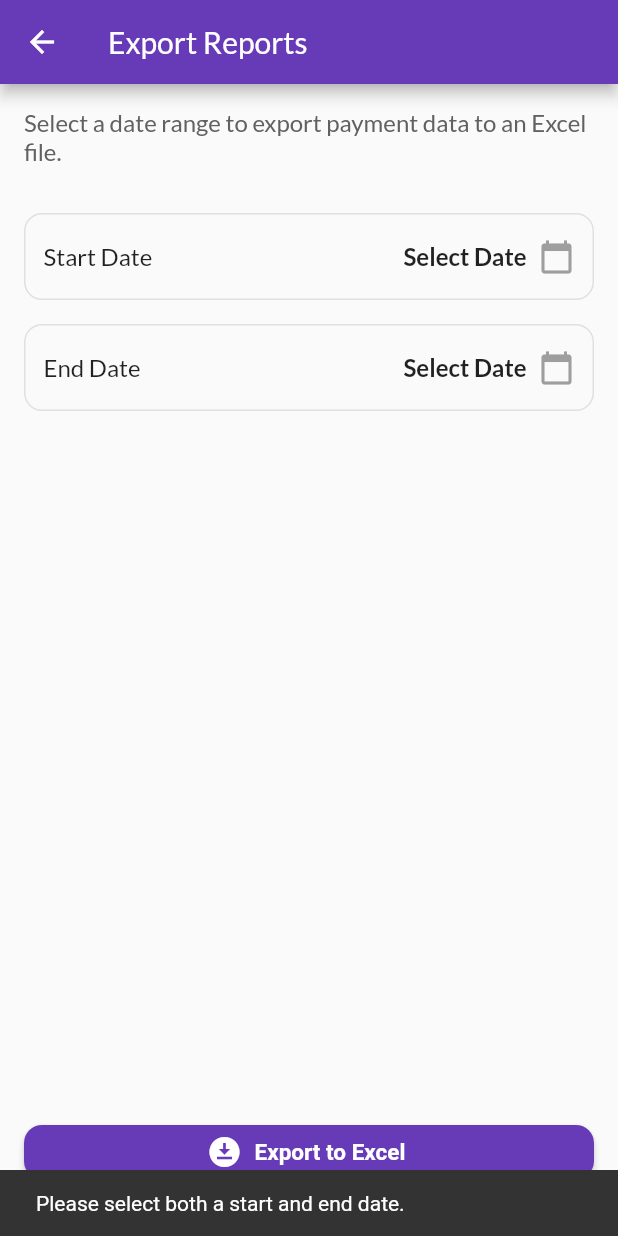
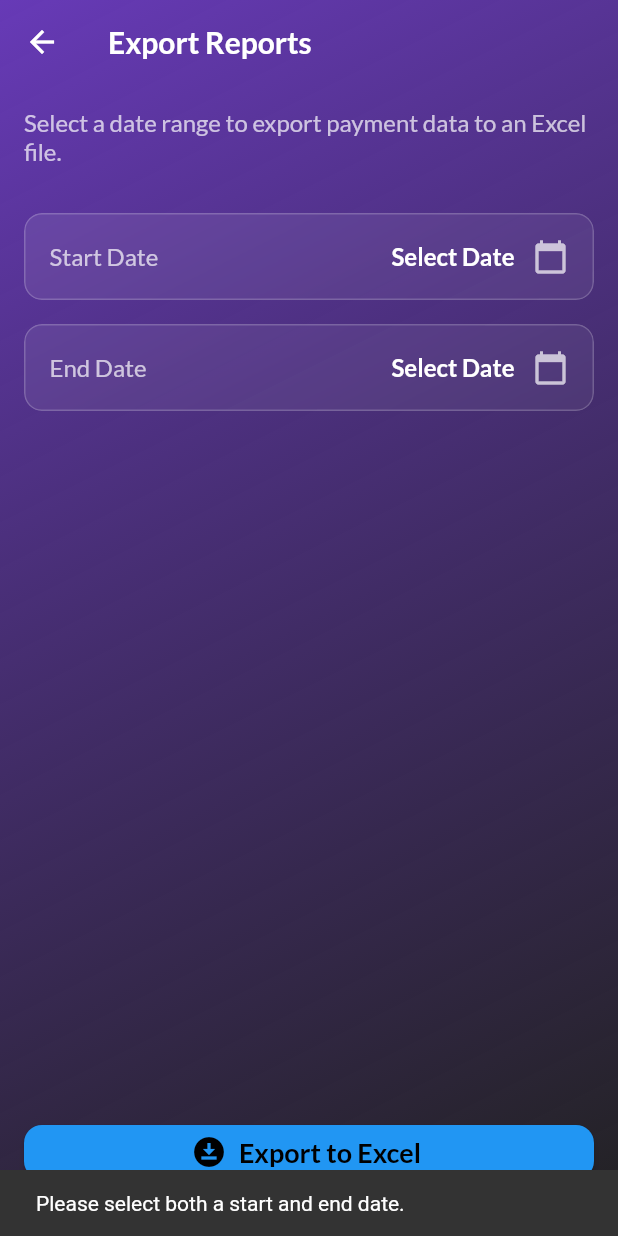
Before and after one commit to santhoshrks/aishwaryeshwarar_finance_app, a Flutter app: the ExportReportsPage screen opened directly, after a tap on "Export to Excel", on a phone screen of 412 x 824 dp. Run offline on Flutter 3.47's test engine with Material 3 defaults, Android fonts, the light colour scheme and no system bars; our stand-ins replace cloud_firestore, file_picker, firebase_auth, firebase_core, fl_chart, flutter_secure_storage and 5 more; missing offline and left inert: excel; accounts and stored records are empty.

Commit message:
fix: Refactor ExportReportsPage UI and improve data filtering
This commit introduces a significant UI overhaul for the `ExportReportsPage` and fixes a critical data filtering bug.

- **UI Refactor:**
    - Replaces the plain white background with a modern `LinearGradient` and a glassmorphism effect using `BackdropFilter`.
    - Updates the `AppBar`, text, and date picker styles to use a white/transparent theme for better contrast against the new background.
    - Enhances the "Export to Excel" button with updated styling.

- **Bug Fix & Performance Improvement:**
    - The data fetching logic is corrected to first fetch all payments and then filter them by the selected date range on the client-side.
    - This fixes a bug where the previous Firestore query, which combined `where` and `orderBy` on different fields, was not correctly filtering the results.
    - Adds a null check for the `paidAt` timestamp to prevent crashes when processing records with missing or invalid date fields.

```diff
--- a/lib/export_reports_page.dart
+++ b/lib/export_reports_page.dart
@@ -6,6 +6,7 @@ import 'package:excel/excel.dart' hide Border;
 import 'package:path_provider/path_provider.dart';
 import 'package:share_plus/share_plus.dart';
 import 'dart:io';
+import 'dart:ui';
 
 class ExportReportsPage extends StatefulWidget {
   const ExportReportsPage({super.key});
@@ -31,7 +32,6 @@ class _ExportReportsPageState extends State<ExportReportsPage> {
         if (isStartDate) {
           _startDate = picked;
         } else {
-          // Set endDate to the end of the selected day
           _endDate = DateTime(picked.year, picked.month, picked.day, 23, 59, 59);
         }
       });
@@ -51,36 +51,36 @@ class _ExportReportsPageState extends State<ExportReportsPage> {
     });
 
     try {
-      // 1. Fetch data from Firestore
-      final paymentsSnapshot = await FirebaseFirestore.instance
-          .collectionGroup('payments')
-          .where('paidAt', isGreaterThanOrEqualTo: _startDate)
-          .where('paidAt', isLessThanOrEqualTo: _endDate)
-          .orderBy('paidAt', descending: true)
-          .get();
+      final paymentsSnapshot = await FirebaseFirestore.instance.collectionGroup('payments').get();
 
-      // 2. Create Excel file
       final excel = Excel.createExcel();
       final Sheet sheet = excel['Payments'];
 
-      // Add header row
       sheet.appendRow(['Date', 'Customer Name', 'Loan ID', 'Amount', 'Note']);
 
-      // Add data rows
       for (var doc in paymentsSnapshot.docs) {
         final data = doc.data();
+
+        //  🔥 CRITICAL BUG FIX: Safely handle missing or invalid 'paidAt' fields.
+        if (data['paidAt'] == null || data['paidAt'] is! Timestamp) {
+          continue; // Skip this record if the date is invalid.
+        }
+
+        final paidAt = (data['paidAt'] as Timestamp).toDate();
+
+        if ((paidAt.isAfter(_startDate!) || paidAt.isAtSameMomentAs(_startDate!)) && paidAt.isBefore(_endDate!)) {
            sheet.appendRow([
-          DateFormat('dd-MM-yyyy').format((data['paidAt'] as Timestamp).toDate()),
+            DateFormat('dd-MM-yyyy').format(paidAt),
             data['customerName'] ?? 'N/A',
             data['loanIdString'] ?? 'N/A',
             data['amount'] ?? 0,
             data['note'] ?? '',
           ]);
         }
+      }
 
-      // 3. Save and share the file
       final Directory? directory = await getExternalStorageDirectory();
-      if(directory == null) {
+      if (directory == null) {
         throw Exception('Could not get external storage directory');
       }
 
@@ -95,7 +95,6 @@ class _ExportReportsPageState extends State<ExportReportsPage> {
 
         await Share.shareXFiles([XFile(file.path)], text: 'Here is your payment report.');
       }
-
     } catch (e) {
       ScaffoldMessenger.of(context).showSnackBar(
         SnackBar(content: Text('Error exporting to Excel: $e')),
@@ -110,17 +109,32 @@ class _ExportReportsPageState extends State<ExportReportsPage> {
   @override
   Widget build(BuildContext context) {
     return Scaffold(
-      appBar: AppBar(
-        title: Text('Export Reports', style: GoogleFonts.lato()),
+      backgroundColor: Colors.transparent,
+      body: Container(
+        decoration: BoxDecoration(
+          gradient: LinearGradient(
+            begin: Alignment.topLeft,
+            end: Alignment.bottomRight,
+            colors: [Theme.of(context).primaryColor, Colors.black87],
           ),
-      body: Padding(
+        ),
+        child: Column(
+          children: [
+            AppBar(
+              backgroundColor: Colors.transparent,
+              elevation: 0,
+              iconTheme: const IconThemeData(color: Colors.white),
+              title: Text('Export Reports', style: GoogleFonts.lato(color: Colors.white, fontWeight: FontWeight.bold)),
+            ),
+            Expanded(
+              child: Padding(
                 padding: const EdgeInsets.all(16.0),
                 child: Column(
                   crossAxisAlignment: CrossAxisAlignment.start,
                   children: [
                     Text(
                       'Select a date range to export payment data to an Excel file.',
-              style: GoogleFonts.lato(fontSize: 16, color: Colors.grey[700]),
+                      style: GoogleFonts.lato(fontSize: 16, color: Colors.white70),
                     ),
                     const SizedBox(height: 32),
                     _buildDatePicker(context, 'Start Date', _startDate, () => _selectDate(context, true)),
@@ -128,13 +142,14 @@ class _ExportReportsPageState extends State<ExportReportsPage> {
                     _buildDatePicker(context, 'End Date', _endDate, () => _selectDate(context, false)),
                     const Spacer(),
                     if (_isExporting)
-              const Center(child: CircularProgressIndicator())
+                      const Center(child: CircularProgressIndicator(color: Colors.white))
                     else
                       SizedBox(
                         width: double.infinity,
                         child: ElevatedButton.icon(
+                           style: ElevatedButton.styleFrom(backgroundColor: Theme.of(context).colorScheme.secondary, foregroundColor: Colors.black),
                           icon: const Icon(Icons.download_for_offline),
-                  label: const Text('Export to Excel'),
+                          label: Text('Export to Excel', style: GoogleFonts.lato(fontWeight: FontWeight.bold, fontSize: 18)),
                           onPressed: _exportToExcel,
                         ),
                       ),
@@ -142,35 +157,41 @@ class _ExportReportsPageState extends State<ExportReportsPage> {
                   ],
                 ),
               ),
-    );
-  }
-
-  Widget _buildDatePicker(BuildContext context, String title, DateTime? date, VoidCallback onTap) {
-    return InkWell(
-      onTap: onTap,
-      child: Container(
-        padding: const EdgeInsets.symmetric(vertical: 16, horizontal: 12),
-        decoration: BoxDecoration(
-          border: Border.all(color: Colors.grey.shade300),
-          borderRadius: BorderRadius.circular(12),
             ),
-        child: Row(
-          mainAxisAlignment: MainAxisAlignment.spaceBetween,
-          children: [
-            Text(title, style: GoogleFonts.lato(fontSize: 16)),
-            Row(
-              children: [
-                Text(
-                  date != null ? DateFormat('dd MMM yyyy').format(date) : 'Select Date',
-                  style: GoogleFonts.lato(fontSize: 16, fontWeight: FontWeight.w600),
-                ),
-                const SizedBox(width: 8),
-                const Icon(Icons.calendar_today, color: Colors.grey),
-              ],
-            )
           ],
         ),
       ),
     );
   }
+
+  Widget _buildDatePicker(BuildContext context, String title, DateTime? date, VoidCallback onTap) {
+    return ClipRRect(
+       borderRadius: BorderRadius.circular(12),
+      child: BackdropFilter(
+        filter: ImageFilter.blur(sigmaX: 5, sigmaY: 5),
+        child: Container(
+          decoration: BoxDecoration(
+            color: Colors.white.withOpacity(0.1),
+            borderRadius: BorderRadius.circular(12),
+             border: Border.all(color: Colors.white.withOpacity(0.2)),
+          ),
+          child: ListTile(
+            onTap: onTap,
+            title: Text(title, style: GoogleFonts.lato(color: Colors.white70)),
+            trailing: Row(
+              mainAxisSize: MainAxisSize.min,
+              children: [
+                Text(
+                  date != null ? DateFormat('dd MMM yyyy').format(date) : 'Select Date',
+                  style: GoogleFonts.lato(fontSize: 16, fontWeight: FontWeight.w600, color: Colors.white),
+                ),
+                const SizedBox(width: 12),
+                const Icon(Icons.calendar_today, color: Colors.white70),
+              ],
+            ),
+          ),
+        ),
+      ),
+    );
   }
+}
```
Lines whose indentation alone changed are shown as unchanged.
